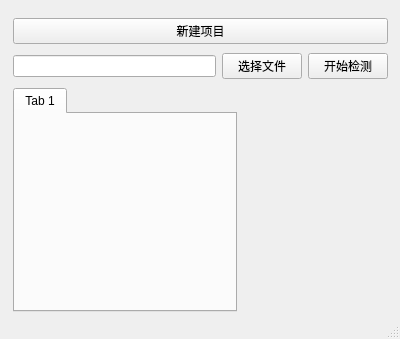
Above: sewerclient.ui from Bigone19/sewer before the change. Below: the same form after it.
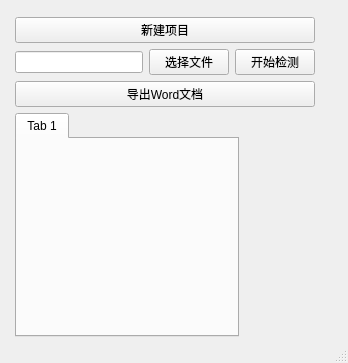
That is the form after the change.

Patch:
```diff
--- a/sewerclient.ui
+++ b/sewerclient.ui
@@ -6,21 +6,21 @@
    <rect>
     <x>0</x>
     <y>0</y>
-    <width>400</width>
-    <height>339</height>
+    <width>348</width>
+    <height>363</height>
    </rect>
   </property>
   <property name="windowTitle">
    <string>SewerClient</string>
   </property>
   <widget class="QWidget" name="centralwidget">
-   <widget class="QWidget" name="layoutWidget">
+   <widget class="QWidget" name="">
     <property name="geometry">
      <rect>
-      <x>13</x>
-      <y>15</y>
-      <width>375</width>
-      <height>300</height>
+      <x>15</x>
+      <y>17</y>
+      <width>300</width>
+      <height>321</height>
      </rect>
     </property>
     <layout class="QVBoxLayout" name="verticalLayout">
@@ -52,6 +52,13 @@
        </item>
       </layout>
      </item>
+     <item>
+      <widget class="QPushButton" name="pushButton">
+       <property name="text">
+        <string>导出Word文档</string>
+       </property>
+      </widget>
+     </item>
      <item>
       <widget class="QTabWidget" name="imgTabWidget">
        <property name="minimumSize">
```
